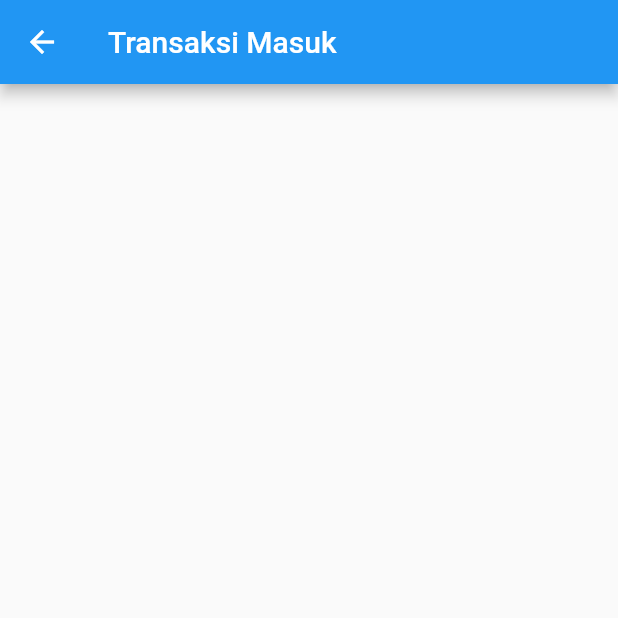
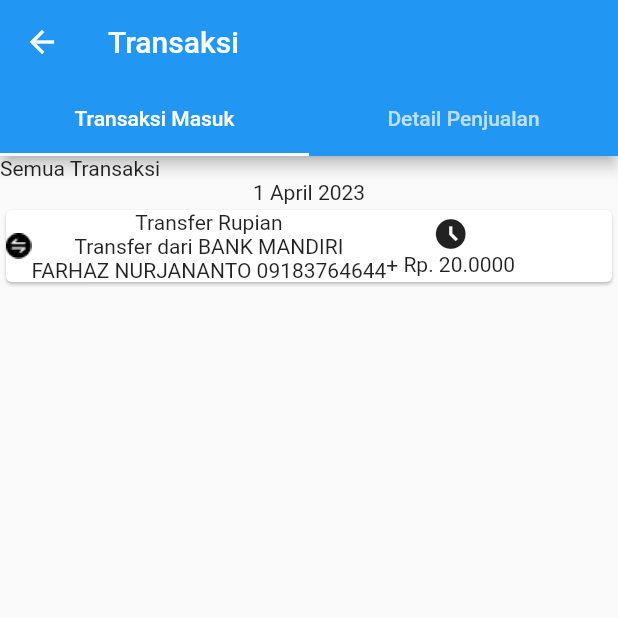
Before and after one commit to BimaJatiKusuma/QuackMo, a Flutter app: the PeternakTransaksi screen opened directly, on a phone screen of 412 x 824 dp, the top half of it. Run offline on Flutter 3.47's test engine with Material 2 defaults, Android fonts, the phone set to English and light mode, and no system bars.

Commit message:
progress UI peternak transaksi

```diff
--- a/lib/peternak/peternak_transaksi.dart
+++ b/lib/peternak/peternak_transaksi.dart
@@ -1,4 +1,80 @@
 import 'package:flutter/material.dart';
+class TabTransaksiMasuk extends StatelessWidget {
+  const TabTransaksiMasuk({super.key});
+
+  @override
+  Widget build(BuildContext context) {
+    return Container(
+      child: ListView(
+      children: [
+        Text("Semua Transaksi"),
+        InkWell(
+          child: Column(
+            children: [
+              Text('1 April 2023'),
+              Card(
+                child: Row(children: [
+                  Image(image: AssetImage('images/transkasi02.png')),
+                  Column(children: [
+                    Text('Transfer Rupian'),
+                    Text('Transfer dari BANK MANDIRI'),
+                    Text('FARHAZ NURJANANTO 09183764644')
+                  ],),
+                  Column(children: [
+                    Icon(Icons.access_time_filled_outlined),
+                    Text("+ Rp. 20.0000")
+                  ],)
+                ]),
+          ),
+            ],
+          )
+        )
+      ],
+    ));
+  }
+}
+
+
+class TabDetailPenjualan extends StatelessWidget {
+  const TabDetailPenjualan({super.key});
+
+  @override
+  Widget build(BuildContext context) {
+    return Container(
+      child: ListView(
+      children: [
+        Text("Semua Penjualan"),
+        InkWell(
+          onTap: (){
+
+          },
+          child: Column(
+            children: [
+              Text('Juni'),
+              Card(
+                child: Row(children: [
+                  Image(image: AssetImage('images/transkasi02.png')),
+                  Column(children: [
+                    Text('Transfer Rupian'),
+                    Text('Transfer dari BANK MANDIRI'),
+                    Text('FARHAZ NURJANANTO 09183764644')
+                  ],),
+                  Column(children: [
+                    Icon(Icons.access_time_filled_outlined),
+                    Text("+ Rp. 20.0000")
+                  ],)
+                ]),
+          ),
+            ],
+          )
+        )
+      ],
+    ));
+  }
+}
+
+
+
 
 class PeternakTransaksi extends StatefulWidget {
   const PeternakTransaksi({super.key});
@@ -10,16 +86,26 @@ class PeternakTransaksi extends StatefulWidget {
 class _PeternakTransaksiState extends State<PeternakTransaksi> {
   @override
   Widget build(BuildContext context) {
-    return Scaffold(
+
+    return DefaultTabController(length: 2, child: Scaffold(
       appBar: AppBar(
         leading: BackButton(onPressed: () {
+          Navigator.pop(context);
+          },),
+        title: Title(color: Colors.indigo, child: Text("Transaksi")),
+        bottom: TabBar(
+          tabs: [
+            Tab(child: Text("Transaksi Masuk"),),
+            Tab(child: Text("Detail Penjualan"),)
+          ]
+        ),
+      ),
+    body: TabBarView(children: [
+      TabTransaksiMasuk(),
+      TabDetailPenjualan()
+    ],)
+    ));
 
-          },),
-        title: Title(color: Colors.indigo, child: Text("Transaksi Masuk")),
-      ),
-      body: ListView(
 
-      ),
-    );
   }
 }
```
Also changed, not shown: images/transkasi02.png (added).
